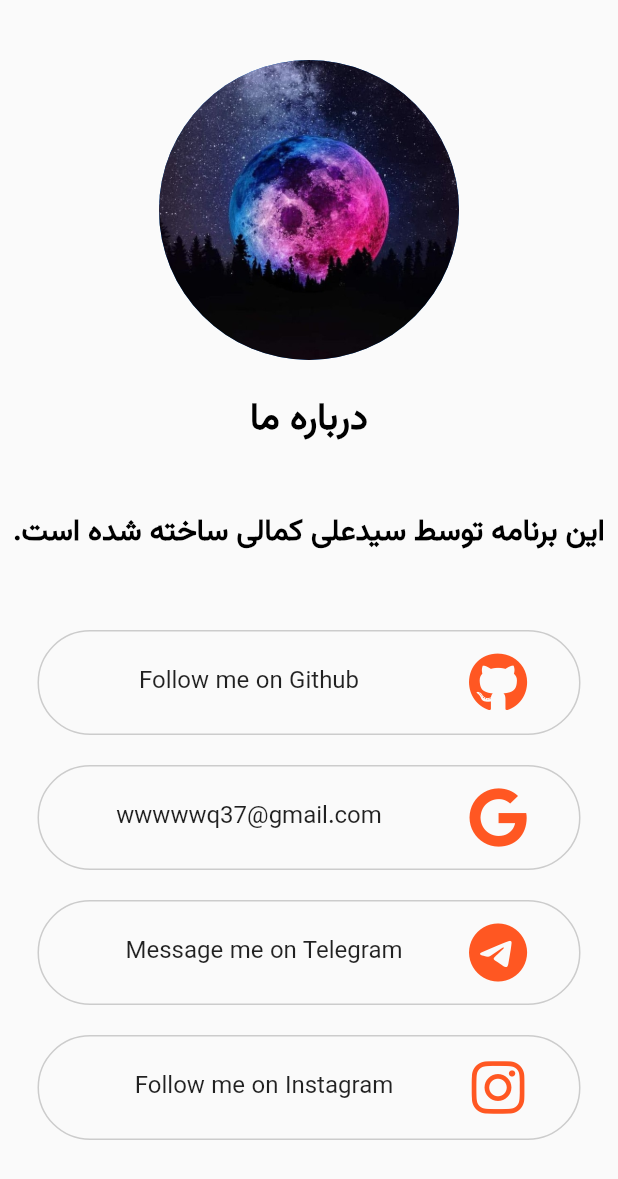
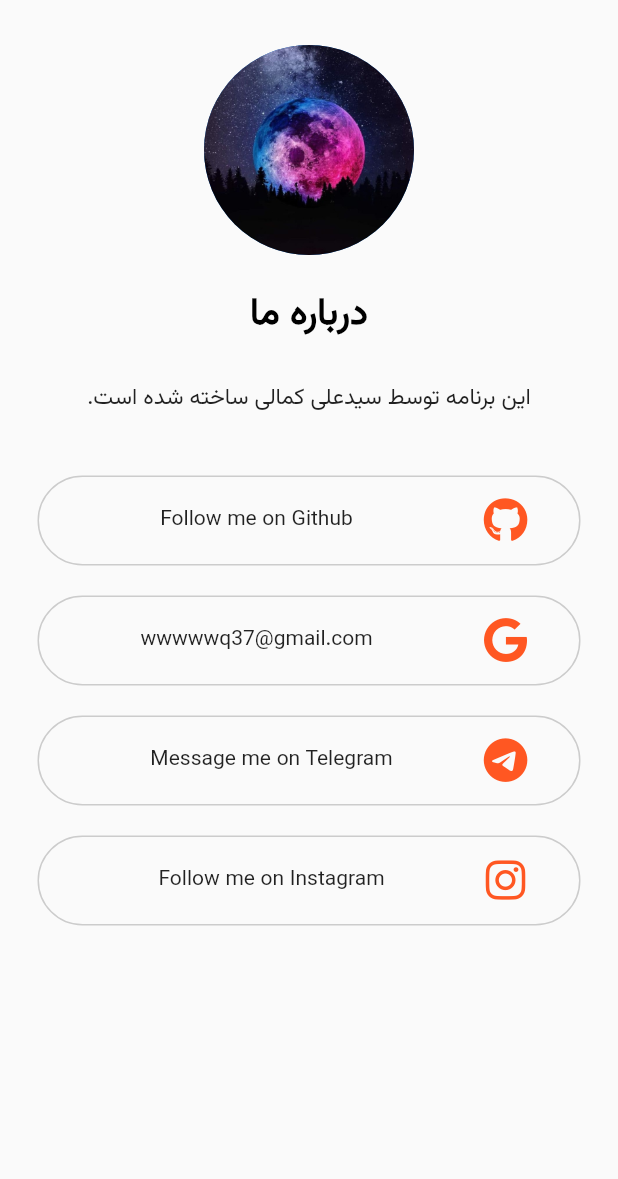
Before and after one commit to irania9O/football_application, a Flutter app: the AboutPage screen opened directly, after a tap on "Message me on Telegram", on a phone screen of 412 x 824 dp. Shown: the top 1179 px of the screen. Run offline on Flutter 3.47's test engine with Material 2 defaults, Android fonts, the phone set to English and light mode, and no system bars; our stand-ins replace font_awesome_flutter, grouped_list, shamsi_date; network calls fail.

Commit message:
update about page.

```diff
--- a/lib/views/about_page.dart
+++ b/lib/views/about_page.dart
@@ -1,12 +1,6 @@
 import 'package:flutter/material.dart';
 import 'package:url_launcher/url_launcher.dart';
 import 'package:font_awesome_flutter/font_awesome_flutter.dart';
-
-Future<void> _launchInBrowser(Uri url) async {
-  if (!await launchUrl(url)) {
-    throw 'Could not launch $url';
-  }
-}
 
 class AboutPage extends StatefulWidget {
   const AboutPage({Key? key}) : super(key: key);
@@ -19,16 +13,20 @@ class AboutPage extends StatefulWidget {
 class _AboutPageState extends State<AboutPage> {
   @override
   Widget build(BuildContext context) {
-    return SafeArea(
-      child: Scaffold(
-        body: Center(
+    return Scaffold(
+      body: ScrollConfiguration(
+        behavior: ScrollConfiguration.of(context).copyWith(scrollbars: false),
+        child: SingleChildScrollView(
+          child: Center(
             child: Column(
+              mainAxisAlignment: MainAxisAlignment.center,
+              mainAxisSize: MainAxisSize.max,
               children: [
                 const SizedBox(
-                height: 40,
+                  height: 30,
                 ),
                 const CircleAvatar(
-                radius: 100,
+                  radius: 70,
                   backgroundImage: AssetImage('images/profile.jpg'),
                 ),
                 Container(
@@ -42,25 +40,24 @@ class _AboutPageState extends State<AboutPage> {
                   ),
                 ),
                 const SizedBox(
-                height: 20,
+                  height: 5,
                 ),
                 Container(
-                margin: const EdgeInsets.only(top: 20),
+                  margin: const EdgeInsets.all(20),
                   child: const Text(
                     'این برنامه توسط سیدعلی کمالی ساخته شده است.',
                     textDirection: TextDirection.rtl,
                     style: TextStyle(
-                      color: Colors.black,
-                      fontSize: 20,
-                      fontWeight: FontWeight.bold),
+                      fontSize: 15,
+                    ),
                   ),
                 ),
                 const SizedBox(
-                height: 40,
+                  height: 10,
                 ),
                 InkWell(
                   onTap: () {
-                  _launchInBrowser(Uri(
+                    launchUrl(Uri(
                       scheme: 'https',
                       host: 'github.com',
                       path: 'irania9O',
@@ -71,7 +68,7 @@ class _AboutPageState extends State<AboutPage> {
                     margin: const EdgeInsets.only(
                         left: 25, right: 25, top: 10, bottom: 10),
                     padding: const EdgeInsets.all(15),
-                  height: 70,
+                    height: 60,
                     foregroundDecoration: BoxDecoration(
                       borderRadius: BorderRadius.circular(40),
                       border: Border.all(
@@ -83,18 +80,16 @@ class _AboutPageState extends State<AboutPage> {
                         Expanded(
                           child: Text(
                             "Follow me on Github",
-                          style: TextStyle(fontSize: 16),
-                          maxLines: 3,
+                            style: TextStyle(fontSize: 14),
+                            maxLines: 1,
                             textAlign: TextAlign.center,
-                          // overflow: TextOverflow.ellipsis,
-                          // textDirection: TextDirection.center,
-                          // textWidthBasis: TextWidthBasis.parent,
+                            overflow: TextOverflow.ellipsis,
                           ),
                         ),
                         SizedBox(width: 20),
                         Icon(
                           FontAwesomeIcons.github,
-                        size: 40,
+                          size: 30,
                           color: Colors.deepOrange,
                         ),
                         SizedBox(
@@ -105,12 +100,18 @@ class _AboutPageState extends State<AboutPage> {
                   ),
                 ),
                 InkWell(
+                  onTap: () {
+                    launchUrl(Uri(
+                        scheme: 'mailto',
+                        path: 'wwwwwq37@gmail.com',
+                        queryParameters: {'subject': 'فوتبالو!'}));
+                  },
                   autofocus: false,
                   child: Container(
                     margin: const EdgeInsets.only(
                         left: 25, right: 25, top: 10, bottom: 10),
                     padding: const EdgeInsets.all(15),
-                  height: 70,
+                    height: 60,
                     foregroundDecoration: BoxDecoration(
                       borderRadius: BorderRadius.circular(40),
                       border: Border.all(
@@ -122,18 +123,16 @@ class _AboutPageState extends State<AboutPage> {
                         Expanded(
                           child: Text(
                             "wwwwwq37@gmail.com",
-                          style: TextStyle(fontSize: 16),
-                          maxLines: 3,
+                            style: TextStyle(fontSize: 14),
+                            maxLines: 1,
                             textAlign: TextAlign.center,
-                          // overflow: TextOverflow.ellipsis,
-                          // textDirection: TextDirection.center,
-                          // textWidthBasis: TextWidthBasis.parent,
+                            overflow: TextOverflow.ellipsis,
                           ),
                         ),
                         SizedBox(width: 20),
                         Icon(
                           FontAwesomeIcons.google,
-                        size: 40,
+                          size: 30,
                           color: Colors.deepOrange,
                         ),
                         SizedBox(
@@ -145,10 +144,10 @@ class _AboutPageState extends State<AboutPage> {
                 ),
                 InkWell(
                   onTap: () {
-                  _launchInBrowser(Uri(
-                    scheme: 'https',
-                    host: 't.me',
-                    path: 'irania9O',
+                    launchUrl(Uri(
+                      scheme: 'tg',
+                      host: 'resolve',
+                      queryParameters: {'domain': 'irania9O'},
                     ));
                   },
                   autofocus: false,
@@ -156,7 +155,7 @@ class _AboutPageState extends State<AboutPage> {
                     margin: const EdgeInsets.only(
                         left: 25, right: 25, top: 10, bottom: 10),
                     padding: const EdgeInsets.all(15),
-                  height: 70,
+                    height: 60,
                     foregroundDecoration: BoxDecoration(
                       borderRadius: BorderRadius.circular(40),
                       border: Border.all(
@@ -168,13 +167,15 @@ class _AboutPageState extends State<AboutPage> {
                         Expanded(
                           child: Text(
                             "Message me on Telegram",
-                          style: TextStyle(fontSize: 16),
+                            style: TextStyle(fontSize: 14),
+                            maxLines: 1,
                             textAlign: TextAlign.center,
+                            overflow: TextOverflow.ellipsis,
                           ),
                         ),
                         Icon(
                           FontAwesomeIcons.telegram,
-                        size: 40,
+                          size: 30,
                           color: Colors.deepOrange,
                         ),
                         SizedBox(
@@ -186,10 +187,10 @@ class _AboutPageState extends State<AboutPage> {
                 ),
                 InkWell(
                   onTap: () {
-                  _launchInBrowser(Uri(
-                    scheme: 'https',
-                    host: 'instagram.com',
-                    path: 'irania9O',
+                    launchUrl(Uri(
+                      scheme: 'instagram',
+                      host: 'user',
+                      queryParameters: {'username': 'irania9O'},
                     ));
                   },
                   autofocus: false,
@@ -197,7 +198,7 @@ class _AboutPageState extends State<AboutPage> {
                     margin: const EdgeInsets.only(
                         left: 25, right: 25, top: 10, bottom: 10),
                     padding: const EdgeInsets.all(15),
-                  height: 70,
+                    height: 60,
                     foregroundDecoration: BoxDecoration(
                       borderRadius: BorderRadius.circular(40),
                       border: Border.all(
@@ -209,13 +210,15 @@ class _AboutPageState extends State<AboutPage> {
                         Expanded(
                           child: Text(
                             "Follow me on Instagram",
-                          style: TextStyle(fontSize: 16),
+                            style: TextStyle(fontSize: 14),
+                            maxLines: 1,
                             textAlign: TextAlign.center,
+                            overflow: TextOverflow.ellipsis,
                           ),
                         ),
                         Icon(
                           FontAwesomeIcons.instagram,
-                        size: 40,
+                          size: 30,
                           color: Colors.deepOrange,
                         ),
                         SizedBox(
@@ -229,6 +232,7 @@ class _AboutPageState extends State<AboutPage> {
             ),
           ),
         ),
+      ),
     );
   }
 }
```
Lines whose indentation alone changed are shown as unchanged.
